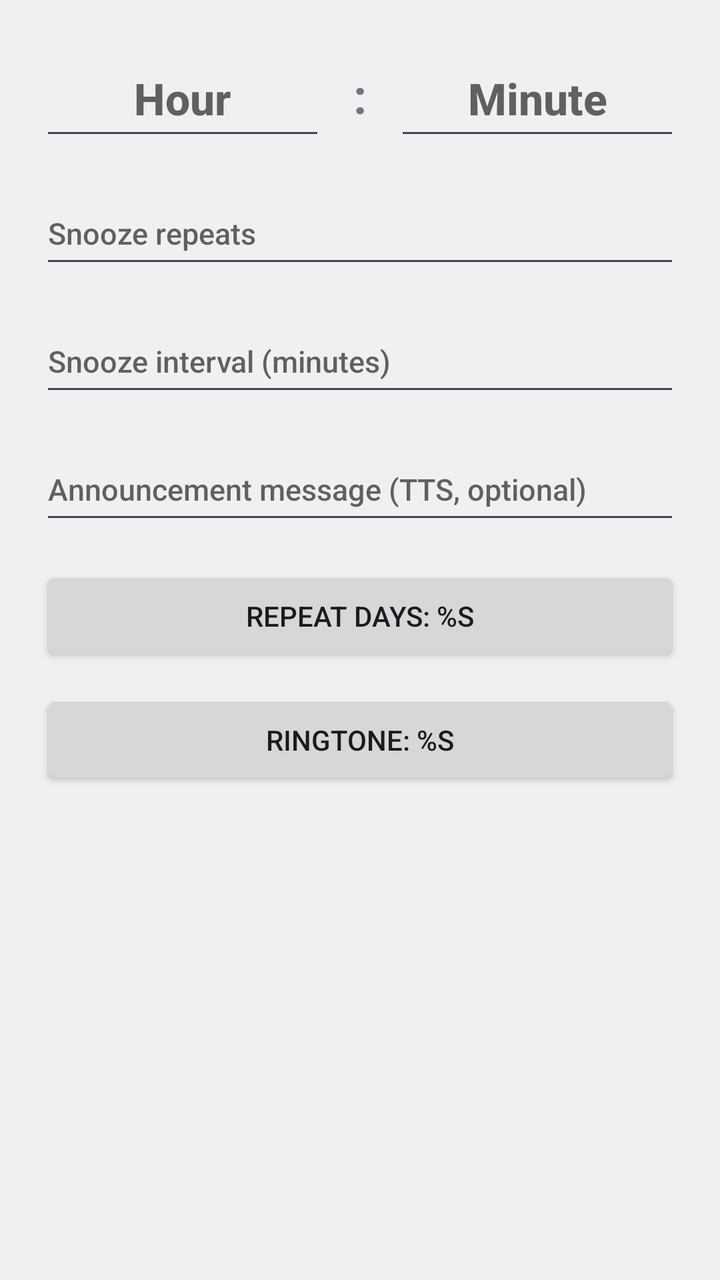
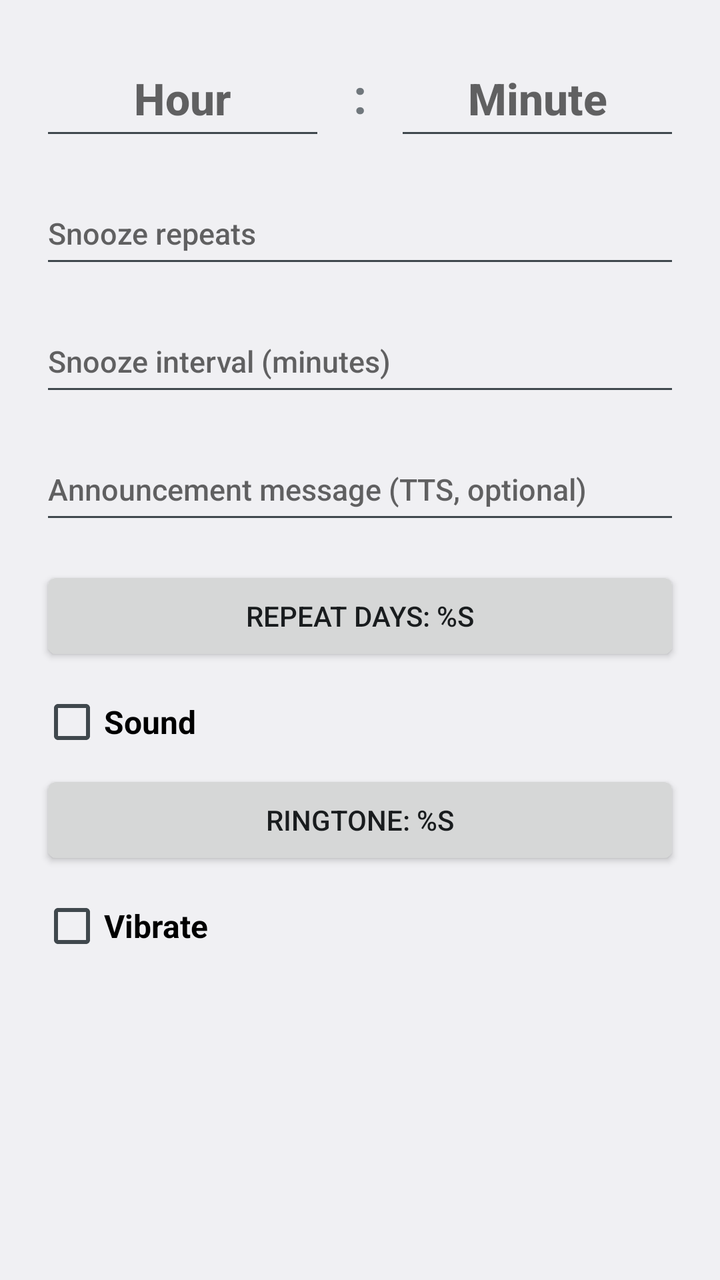

Before-and-after screenshots of an Android layout around one commit, followed by the original layout XML and the change that was made.
<!-- AndroidManifest.xml: application theme android:Theme.DeviceDefault.Light -->
<!-- res/layout/dialog_alarm_edit.xml -->
<?xml version="1.0" encoding="utf-8"?>
<ScrollView xmlns:android="http://schemas.android.com/apk/res/android"
    android:layout_width="match_parent"
    android:layout_height="wrap_content">

    <LinearLayout
        android:layout_width="match_parent"
        android:layout_height="wrap_content"
        android:orientation="vertical"
        android:padding="20dp">

        
        <LinearLayout
            android:layout_width="match_parent"
            android:layout_height="wrap_content"
            android:orientation="horizontal"
            android:gravity="center_vertical"
            android:layout_marginBottom="16dp">

            <EditText
                android:id="@+id/edtAlarmHour"
                android:layout_width="0dp"
                android:layout_height="55dp"
                android:layout_weight="1"
                android:gravity="center"
                android:hint="@string/hint_hour"
                android:inputType="number"
                android:maxLength="2"
                android:textSize="22sp"
                android:textStyle="bold" />

            <TextView
                android:layout_width="wrap_content"
                android:layout_height="wrap_content"
                android:text=" : "
                android:textSize="24sp"
                android:textStyle="bold"
                android:layout_marginStart="8dp"
                android:layout_marginEnd="8dp" />

            <EditText
                android:id="@+id/edtAlarmMinute"
                android:layout_width="0dp"
                android:layout_height="55dp"
                android:layout_weight="1"
                android:gravity="center"
                android:hint="@string/hint_minute"
                android:inputType="number"
                android:maxLength="2"
                android:textSize="22sp"
                android:textStyle="bold" />
        </LinearLayout>

        
        <EditText
            android:id="@+id/edtSnoozeCount"
            android:layout_width="match_parent"
            android:layout_height="48dp"
            android:hint="@string/hint_snooze_count"
            android:inputType="number"
            android:maxLength="2"
            android:textSize="15sp"
            android:layout_marginBottom="16dp" />

        
        <EditText
            android:id="@+id/edtSnoozeInterval"
            android:layout_width="match_parent"
            android:layout_height="48dp"
            android:hint="@string/hint_snooze_interval"
            android:inputType="number"
            android:maxLength="3"
            android:textSize="15sp"
            android:layout_marginBottom="16dp" />

        
        <EditText
            android:id="@+id/edtAlarmMessage"
            android:layout_width="match_parent"
            android:layout_height="wrap_content"
            android:minHeight="48dp"
            android:hint="@string/hint_alarm_message"
            android:inputType="textCapSentences|textMultiLine"
            android:textSize="15sp"
            android:layout_marginBottom="16dp" />

        
        <Button
            android:id="@+id/btnAlarmDays"
            android:layout_width="match_parent"
            android:layout_height="50dp"
            android:text="@string/alarm_btn_days"
            android:textSize="14sp"
            android:layout_marginBottom="12dp" />

        
        <Button
            android:id="@+id/btnAlarmRingtone"
            android:layout_width="match_parent"
            android:layout_height="50dp"
            android:text="@string/alarm_btn_ringtone"
            android:textSize="14sp"
            android:layout_marginBottom="16dp" />

    </LinearLayout>
</ScrollView>
<!-- resources referenced by this layout -->
<resources>
  <string name="alarm_btn_days">Repeat days: %s</string>
  <string name="alarm_btn_ringtone">Ringtone: %s</string>
  <string name="hint_alarm_message">Announcement message (TTS, optional)</string>
  <string name="hint_hour">Hour</string>
  <string name="hint_minute">Minute</string>
  <string name="hint_snooze_count">Snooze repeats</string>
  <string name="hint_snooze_interval">Snooze interval (minutes)</string>
</resources>

<!-- the commit's change to res/layout/dialog_alarm_edit.xml (unified diff, before → after) -->
@@ -94,12 +94,32 @@
             android:layout_marginBottom="12dp" />
 
         
+        <CheckBox
+            android:id="@+id/chkAlarmSound"
+            android:layout_width="wrap_content"
+            android:layout_height="wrap_content"
+            android:text="@string/chk_alarm_sound"
+            android:textSize="16sp"
+            android:textStyle="bold"
+            android:layout_marginBottom="8dp" />
+
+        
         <Button
             android:id="@+id/btnAlarmRingtone"
             android:layout_width="match_parent"
             android:layout_height="50dp"
             android:text="@string/alarm_btn_ringtone"
             android:textSize="14sp"
+            android:layout_marginBottom="12dp" />
+
+        
+        <CheckBox
+            android:id="@+id/chkAlarmVibrate"
+            android:layout_width="wrap_content"
+            android:layout_height="wrap_content"
+            android:text="@string/chk_alarm_vibrate"
+            android:textSize="16sp"
+            android:textStyle="bold"
             android:layout_marginBottom="16dp" />
 
     </LinearLayout>
<!-- resource entries referenced after the edit -->
@@ -2,6 +2,8 @@
 <resources>
   <string name="alarm_btn_days">Repeat days: %s</string>
   <string name="alarm_btn_ringtone">Ringtone: %s</string>
+  <string name="chk_alarm_sound">Sound</string>
+  <string name="chk_alarm_vibrate">Vibrate</string>
   <string name="hint_alarm_message">Announcement message (TTS, optional)</string>
   <string name="hint_hour">Hour</string>
   <string name="hint_minute">Minute</string>
